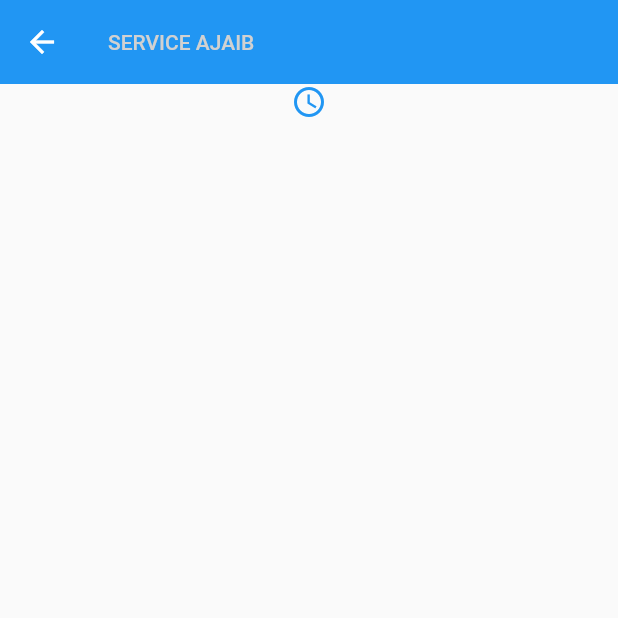
After one commit to anommudita/serviceajaib, a Flutter app: the Buying screen opened directly, on a phone screen of 412 x 824 dp, the top half of it. The commit adds this screen. Run offline on Flutter 3.47's test engine with Material 2 defaults, Android fonts, the phone set to English and light mode, and no system bars.

Commit message:
Menambahkan diprosesPage dan DiterimaPagePembayaran

```diff
--- /dev/null
+++ b/service_ajaib/lib/bottom_navigator/diprosesPage.dart
@@ -0,0 +1,43 @@
+import 'package:flutter/material.dart';
+
+class Buying extends StatefulWidget {
+  Buying({Key? key}) : super(key: key);
+  @override
+  State<Buying> createState() => _Buying();
+}
+
+class _Buying extends State<Buying> {
+  @override
+  Widget build(BuildContext context) {
+    return Scaffold(
+        appBar: AppBar(
+          elevation: 0,
+          title: Text('SERVICE AJAIB',
+              style: TextStyle(
+                  color: Color.fromARGB(255, 209, 209, 209),
+                  fontSize: 14,
+                  fontFamily: 'Roboto')),
+        ),
+        body: ListView(
+          children: [
+            Container(
+              // ignore: unnecessary_new
+              child: new Column(
+                mainAxisAlignment: MainAxisAlignment.center,
+                children: <Widget>[
+                  // ignore: unnecessary_new
+                  new Container(
+                    child: const Icon(
+                      Icons.watch_later_outlined,
+                      color: Colors.blue,
+                      size: 24.0,
+                      semanticLabel: 'Pesananmu sedang diproses',
+                    ),
+                  )
+                ],
+              ),
+            )
+          ],
+        ));
+  }
+}
--- a/service_ajaib/lib/main.dart
+++ b/service_ajaib/lib/main.dart
@@ -13,7 +13,7 @@ class MyApp extends StatelessWidget {
   Widget build(BuildContext context) {
     return MaterialApp(
       debugShowCheckedModeBanner: false,
-      title: 'bottom nav',
+      title: 'Home',
       /*routes: {
         LoginPage.routeName : (context) => const LoginPage(),
         RegisterPage.routeName : (context) => const RegisterPage(),
```
Also changed, not shown: service_ajaib/lib/bottom_navigator/buyPage.dart (deleted, +0 -16 lines), service_ajaib/lib/bottom_navigator/diterimaPage.dart (added, +62 -0 lines).
